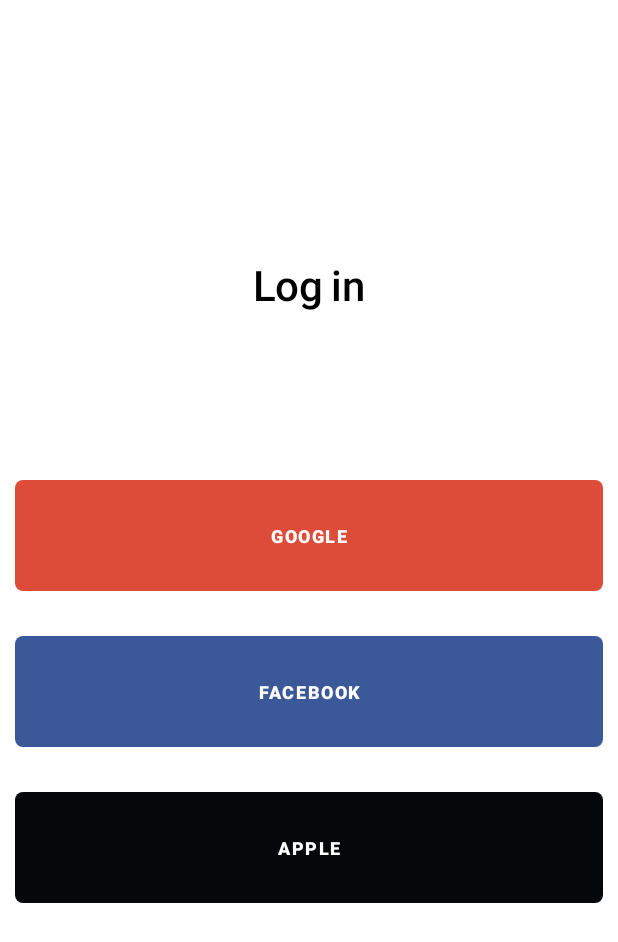
After one commit to TeamPomPom/MukMap-Android, an Android app: the layout fragment_login.xml on its own in the app's theme, with its tools: preview values and no code run, on a phone screen of 412 x 824 dp. The commit adds this screen. Shown: the top 942 px of the screen. Run offline under Robolectric (Android 15) with nearby library versions, the phone set to English and light mode, and no system bars.

Commit message:
Add login fragment

```diff
--- /dev/null
+++ b/app/src/main/res/drawable/back_button_sns.xml
@@ -0,0 +1,5 @@
+<?xml version="1.0" encoding="utf-8"?>
+<shape xmlns:android="http://schemas.android.com/apk/res/android">
+    <corners android:radius="5dp"/>
+    <padding android:top="10dp" android:bottom="10dp"/>
+</shape>
--- /dev/null
+++ b/app/src/main/res/layout/fragment_login.xml
@@ -0,0 +1,60 @@
+<?xml version="1.0" encoding="utf-8"?>
+<LinearLayout xmlns:android="http://schemas.android.com/apk/res/android"
+    android:layout_width="match_parent"
+    android:layout_height="match_parent"
+    android:layout_marginTop="60dp"
+    android:background="?attr/colorSurface"
+    android:gravity="center_horizontal"
+    android:orientation="vertical"
+    android:paddingStart="@dimen/padding_side"
+    android:paddingEnd="@dimen/padding_side"
+    android:weightSum="9">
+
+    <TextView
+        style="@style/Widget.MukMap.TextView.Headline1"
+        android:layout_width="wrap_content"
+        android:layout_height="wrap_content"
+        android:text="@string/login_text_title"
+        android:layout_weight="3"/>
+
+    <TextView
+        android:layout_width="match_parent"
+        android:layout_height="0dp"
+        android:background="@drawable/back_button_sns"
+        android:backgroundTint="@color/red_google"
+        android:gravity="center"
+        android:text="@string/google"
+        android:textAppearance="@style/TextAppearance.MukMap.Button.Bold"
+        android:textColor="?attr/colorSurface"
+        android:layout_weight="1"
+        android:layout_marginBottom="30dp"/>
+
+    <TextView
+        android:layout_width="match_parent"
+        android:layout_height="0dp"
+        android:background="@drawable/back_button_sns"
+        android:backgroundTint="@color/blue_facebook"
+        android:gravity="center"
+        android:text="@string/facebook"
+        android:textAppearance="@style/TextAppearance.MukMap.Button.Bold"
+        android:textColor="?attr/colorSurface"
+        android:layout_weight="1"
+        android:layout_marginBottom="30dp"/>
+
+    <TextView
+        android:layout_width="match_parent"
+        android:layout_height="0dp"
+        android:background="@drawable/back_button_sns"
+        android:backgroundTint="@color/black_apple"
+        android:gravity="center"
+        android:text="@string/apple"
+        android:textAppearance="@style/TextAppearance.MukMap.Button.Bold"
+        android:textColor="?attr/colorSurface"
+        android:layout_weight="1"/>
+
+    <View
+        android:layout_width="match_parent"
+        android:layout_height="0dp"
+        android:layout_weight="3"/>
+
+</LinearLayout>
--- a/app/src/main/res/layout/fragment_search.xml
+++ b/app/src/main/res/layout/fragment_search.xml
@@ -14,7 +14,7 @@
         android:orientation="vertical"
         android:visibility="visible">
         <TextView
-            style="@style/Widget.MukMap.TextView.Headline"
+            style="@style/Widget.MukMap.TextView.Headline3"
             android:layout_width="match_parent"
             android:layout_height="60dp"
             android:text="@string/the_restaurant_that_someone_searching"
--- a/app/src/main/res/values/styles.xml
+++ b/app/src/main/res/values/styles.xml
@@ -16,8 +16,12 @@
         <item name="android:gravity">center_vertical</item>
     </style>
 
-    <style name="Widget.MukMap.TextView.Headline" parent="Widget.MukMap.TextView.Base">
+    <style name="Widget.MukMap.TextView.Headline3" parent="Widget.MukMap.TextView.Base">
         <item name="android:textAppearance">?attr/textAppearanceHeadline3</item>
+    </style>
+
+    <style name="Widget.MukMap.TextView.Headline1" parent="Widget.MukMap.TextView.Base">
+        <item name="android:textAppearance">?attr/textAppearanceHeadline1</item>
     </style>
 
     <style name="Widget.MukMap.TextView.ListTitle" parent="Widget.MukMap.TextView.Base">
--- a/app/src/main/res/values/themes.xml
+++ b/app/src/main/res/values/themes.xml
@@ -20,6 +20,5 @@
         <item name="textAppearanceBody1">@style/TextAppearance.MukMap.Body1</item>
         <item name="textAppearanceBody2">@style/TextAppearance.MukMap.Body2</item>
         <item name="textAppearanceButton">@style/TextAppearance.MukMap.Button</item>
-
     </style>
 </resources>
--- a/app/src/main/res/values/type.xml
+++ b/app/src/main/res/values/type.xml
@@ -4,6 +4,7 @@
     <style name="TextAppearance.MukMap.Headline1" parent="TextAppearance.MaterialComponents.Headline1">
         <item name="android:textSize">28sp</item>
         <item name="android:textStyle">bold</item>
+        <item name="android:textColor">?attr/colorOnSurface</item>
     </style>
 
     <style name="TextAppearance.MukMap.Headline2" parent="TextAppearance.MaterialComponents.Headline2">
@@ -52,6 +53,11 @@
         <item name="android:textSize">12sp</item>
     </style>
 
+    <style name="TextAppearance.MukMap.Button.Bold" parent="TextAppearance.MukMap.Button">
+        <item name="android:textSize">12sp</item>
+        <item name="android:textStyle">bold</item>
+    </style>
+
     <style name="TextAppearance.MukMap.Button.Subscribe" parent="TextAppearance.MukMap.Button">
         <item name="android:textColor">@drawable/color_text_subscribe</item>
     </style>
```
